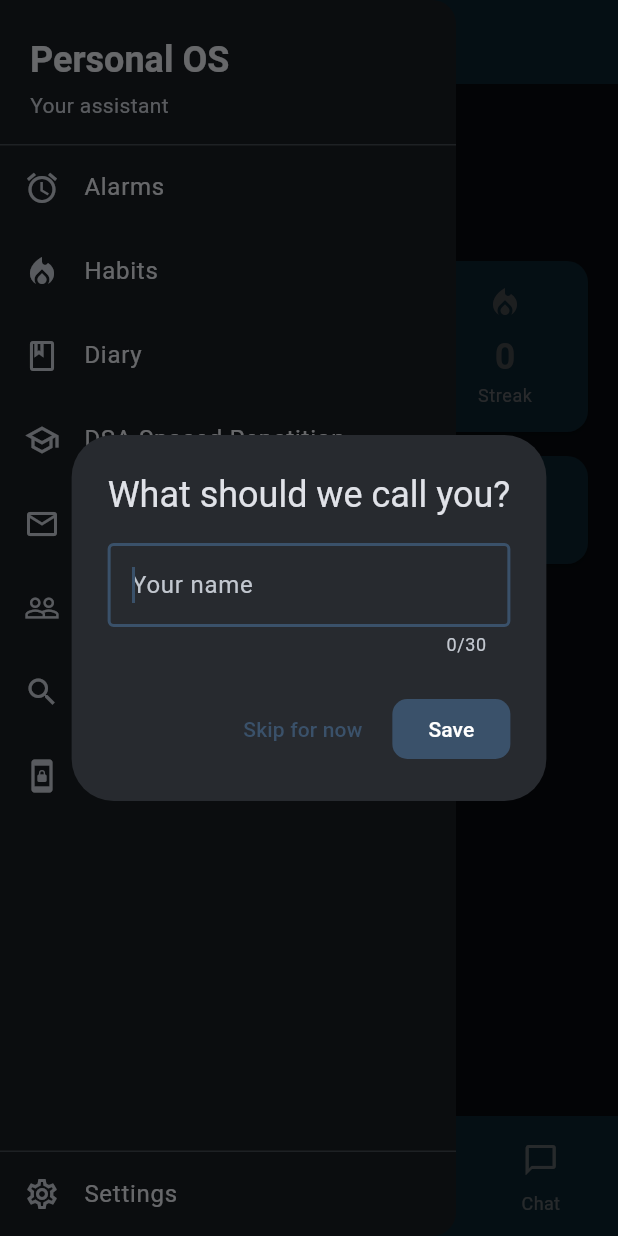
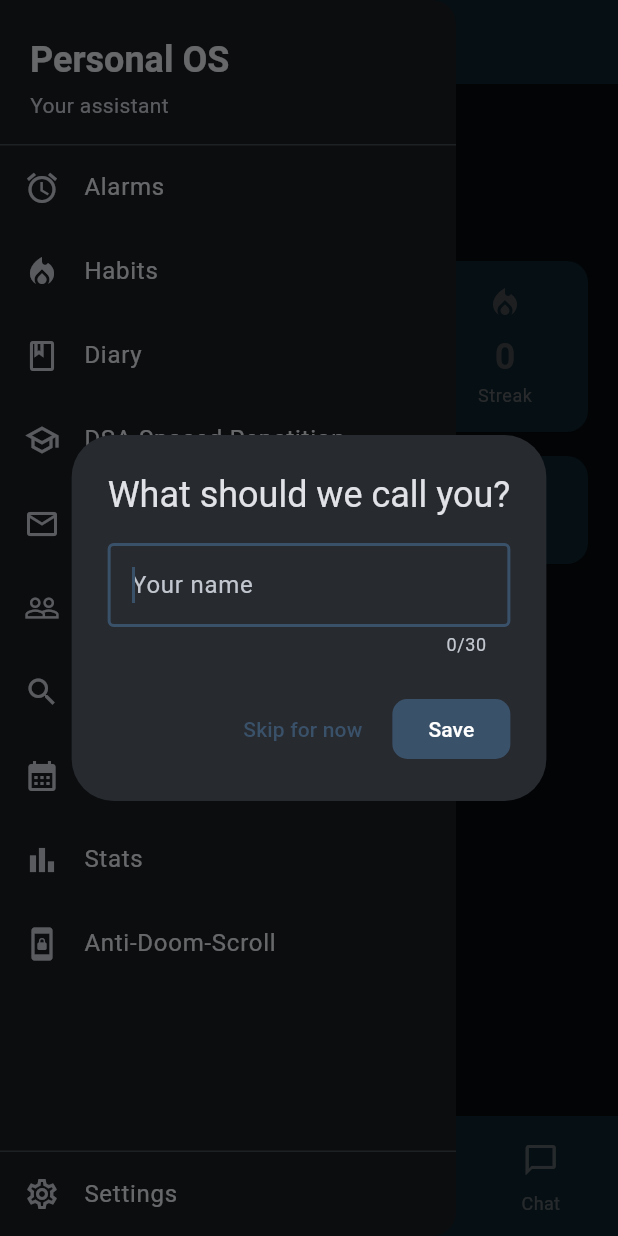
Before and after one commit to idontknow-you/personal_assistant, a Flutter app: the screen it shows once a user with an empty profile is signed in, with the side drawer open, on a phone screen of 412 x 824 dp. Run offline on Flutter 3.47's test engine with Material 3 defaults, Android fonts, the phone set to English and light mode, and no system bars; our stand-ins replace audioplayers, cloud_firestore, file_picker, firebase_auth, firebase_core, flutter_markdown and 7 more; missing offline and left inert: alarm; accounts and stored records are empty.

Commit message:
Move calendar, stats, settings from task list to side drawer
Task list app bar now only shows streak counter. Calendar, Stats,
and Settings are accessible from the side drawer on all screens.

🤖 Generated with Codebuff
Co-Authored-By: Codebuff <noreply@codebuff.com>

```diff
--- a/lib/screens/home_shell.dart
+++ b/lib/screens/home_shell.dart
@@ -16,6 +16,8 @@ import 'doom_scroll/doom_scroll_settings_screen.dart';
 import 'doom_scroll/doom_scroll_interrupt_screen.dart';
 import 'app_lock/app_lock_screen.dart';
 import 'search/semantic_search_screen.dart';
+import 'calendar/calendar_screen.dart';
+import 'tasks/task_stats_screen.dart';
 import 'update/update_dialog.dart';
 import '../services/update/update_service.dart';
 import '../services/people/people_service.dart';
@@ -29,10 +31,11 @@ import '../services/notes/brain_dump_service.dart';
 import '../services/profile_service.dart';
 import '../services/tags/tag_service.dart';
 import '../services/dsa/dsa_problem_service.dart';
+import '../services/tasks/task_service.dart';
 
 enum _NavTab { today, tasks, brainDump, chat }
 
-enum _DrawerPage { alarms, habits, diary, dsa, letters, people, search, doomScroll, settings }
+enum _DrawerPage { alarms, habits, diary, dsa, letters, people, search, calendar, stats, doomScroll, settings }
 
 class HomeShell extends StatefulWidget {
   final String uid;
@@ -53,6 +56,7 @@ class _HomeShellState extends State<HomeShell> with WidgetsBindingObserver {
   late final ProfileService _profileService;
   late final TagService _tagService;
   late final DSAProblemService _dsaService;
+  late final TaskService _taskService;
   bool _namePrompted = false;
   bool _interruptShown = false;
   DateTime? _interruptSnoozedUntil;
@@ -71,6 +75,7 @@ class _HomeShellState extends State<HomeShell> with WidgetsBindingObserver {
     _profileService = ProfileService(widget.uid);
     _tagService = TagService(widget.uid);
     _dsaService = DSAProblemService(widget.uid);
+    _taskService = TaskService(widget.uid, alarmService: alarmService);
     WidgetsBinding.instance.addObserver(this);
     _checkAppLock();
     _checkForUpdate();
@@ -298,6 +303,19 @@ class _HomeShellState extends State<HomeShell> with WidgetsBindingObserver {
       case _DrawerPage.doomScroll:
         screen = const DoomScrollSettingsScreen();
         break;
+      case _DrawerPage.calendar:
+        screen = CalendarScreen(
+          taskService: _taskService,
+          habitService: _habitService,
+          tagService: _tagService,
+        );
+        break;
+      case _DrawerPage.stats:
+        screen = TaskStatsScreen(
+          taskService: _taskService,
+          tagService: _tagService,
+        );
+        break;
       case _DrawerPage.settings:
         screen = SettingsScreen(tagService: _tagService);
         break;
@@ -436,6 +454,16 @@ class _HomeShellState extends State<HomeShell> with WidgetsBindingObserver {
               onTap: () => _openDrawerPage(_DrawerPage.search),
             ),
             ListTile(
+              leading: const Icon(Icons.calendar_month),
+              title: const Text('Calendar'),
+              onTap: () => _openDrawerPage(_DrawerPage.calendar),
+            ),
+            ListTile(
+              leading: const Icon(Icons.bar_chart),
+              title: const Text('Stats'),
+              onTap: () => _openDrawerPage(_DrawerPage.stats),
+            ),
+            ListTile(
               leading: const Icon(Icons.screen_lock_portrait),
               title: const Text('Anti-Doom-Scroll'),
               onTap: () => _openDrawerPage(_DrawerPage.doomScroll),
```
Also changed, not shown: lib/screens/tasks/task_list_page.dart (+0 -50 lines).
